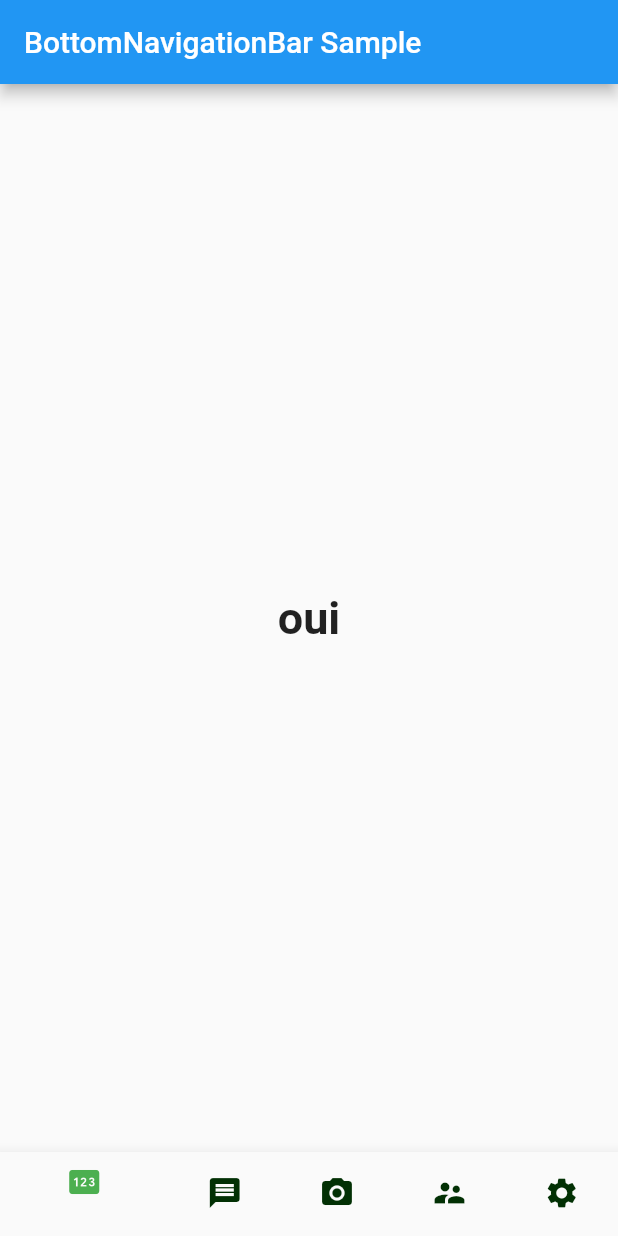
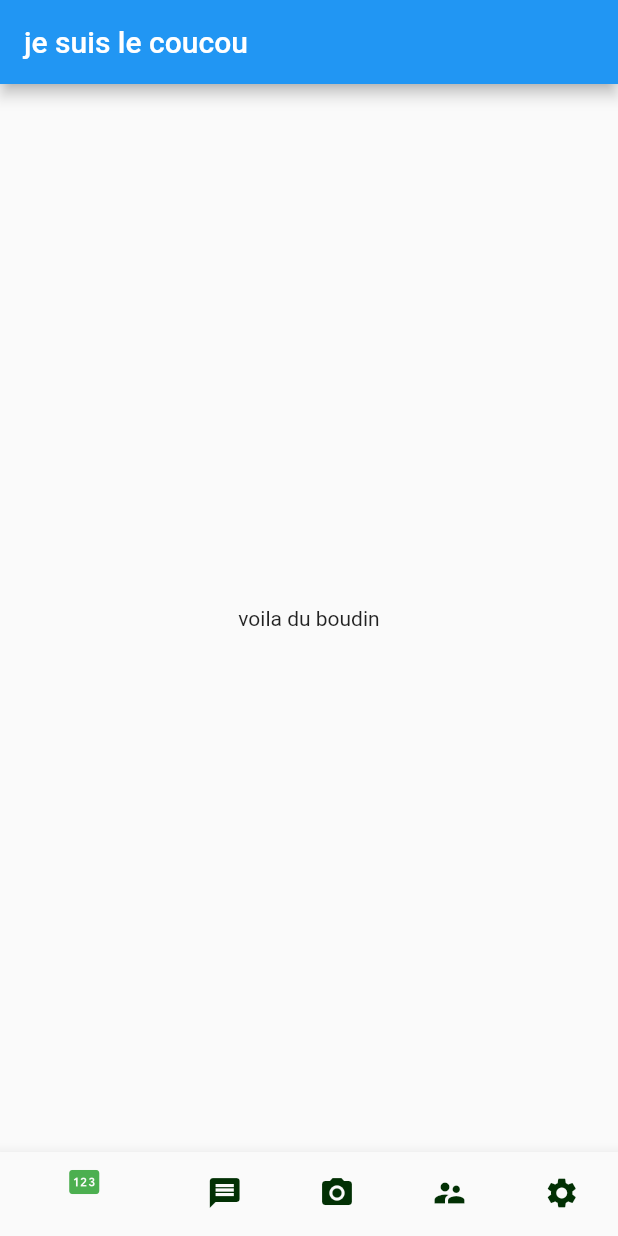
Before and after one commit to lenaraa/slothmute, a Flutter app: the screen it shows after launch, on a phone screen of 412 x 824 dp. Run offline on Flutter 3.47's test engine with Material 2 defaults, Android fonts, the phone set to English and light mode, and no system bars.

Commit message:
feat : add fichier

```diff
--- a/lib/main.dart
+++ b/lib/main.dart
@@ -1,4 +1,5 @@
 import 'package:flutter/material.dart';
+import 'package:slothmute/ui/pages/connexion.dart';
 
 void main() => runApp(const MyApp());
 
@@ -28,10 +29,7 @@ class _MyStatefulWidgetState extends State<MyStatefulWidget> {
   static const TextStyle optionStyle =
       TextStyle(fontSize: 30, fontWeight: FontWeight.bold);
   static const List<Widget> _widgetOptions = <Widget>[
-    Text(
-      'oui',
-      style: optionStyle,
-    ),
+    Connexion(),
     Text(
       'coucou',
       style: optionStyle,
@@ -60,7 +58,7 @@ class _MyStatefulWidgetState extends State<MyStatefulWidget> {
   Widget build(BuildContext context) {
     return Scaffold(
       appBar: AppBar(
-        title: const Text('BottomNavigationBar Sample'),
+        title: const Text('je suis le coucou'),
       ),
       body: Center(
         child: _widgetOptions.elementAt(_selectedIndex),
--- /dev/null
+++ b/lib/ui/pages/connexion.dart
@@ -0,0 +1,15 @@
+import 'package:flutter/material.dart';
+
+class Connexion extends StatefulWidget {
+  const Connexion({super.key});
+
+  @override
+  State<Connexion> createState() => _ConnexionState();
+}
+
+class _ConnexionState extends State<Connexion> {
+  @override
+  Widget build(BuildContext context) {
+    return Container(child: Text('voila du boudin'));
+  }
+}
```
Also changed, not shown: lib/ui/pages/api.dart (added), lib/ui/pages/camera.dart (added), lib/ui/pages/contact.dart (added), lib/ui/pages/geolocalisation.dart (added), lib/ui/pages/inscription.dart (added), lib/ui/pages/messagerie.dart (added), lib/ui/pages/profil.dart (added).
